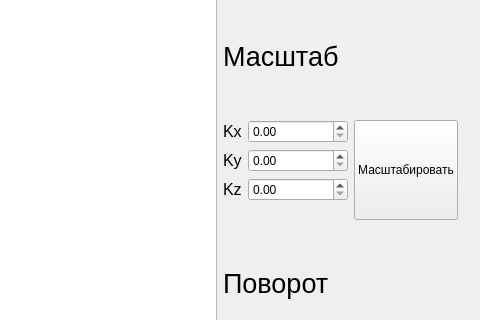
Old version of the form mainwindow.ui in the repository needsomesleeptd/OOP; both pictures show x 643 to 1123 and y 244 to 564 of the 1123 by 773 pixel window.
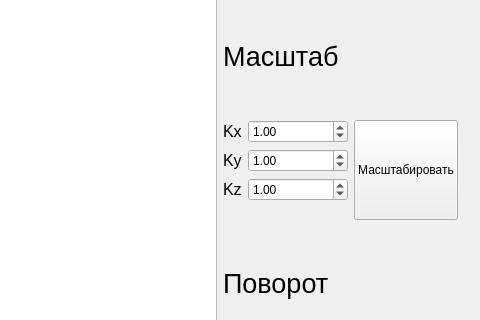
New version of the form.

Patch:
```diff
--- a/mainwindow.ui
+++ b/mainwindow.ui
@@ -188,6 +188,15 @@
                <height>0</height>
               </size>
              </property>
+             <property name="minimum">
+              <double>0.020000000000000</double>
+             </property>
+             <property name="maximum">
+              <double>20.000000000000000</double>
+             </property>
+             <property name="value">
+              <double>1.000000000000000</double>
+             </property>
             </widget>
            </item>
            <item row="1" column="1">
@@ -198,6 +207,15 @@
                <height>0</height>
               </size>
              </property>
+             <property name="minimum">
+              <double>0.020000000000000</double>
+             </property>
+             <property name="maximum">
+              <double>20.000000000000000</double>
+             </property>
+             <property name="value">
+              <double>1.000000000000000</double>
+             </property>
             </widget>
            </item>
            <item row="2" column="1">
@@ -208,6 +226,15 @@
                <height>0</height>
               </size>
              </property>
+             <property name="minimum">
+              <double>0.020000000000000</double>
+             </property>
+             <property name="maximum">
+              <double>20.000000000000000</double>
+             </property>
+             <property name="value">
+              <double>1.000000000000000</double>
+             </property>
             </widget>
            </item>
           </layout>
```
Left out of the diff: 18 changed lines with no effect on the pictures.
